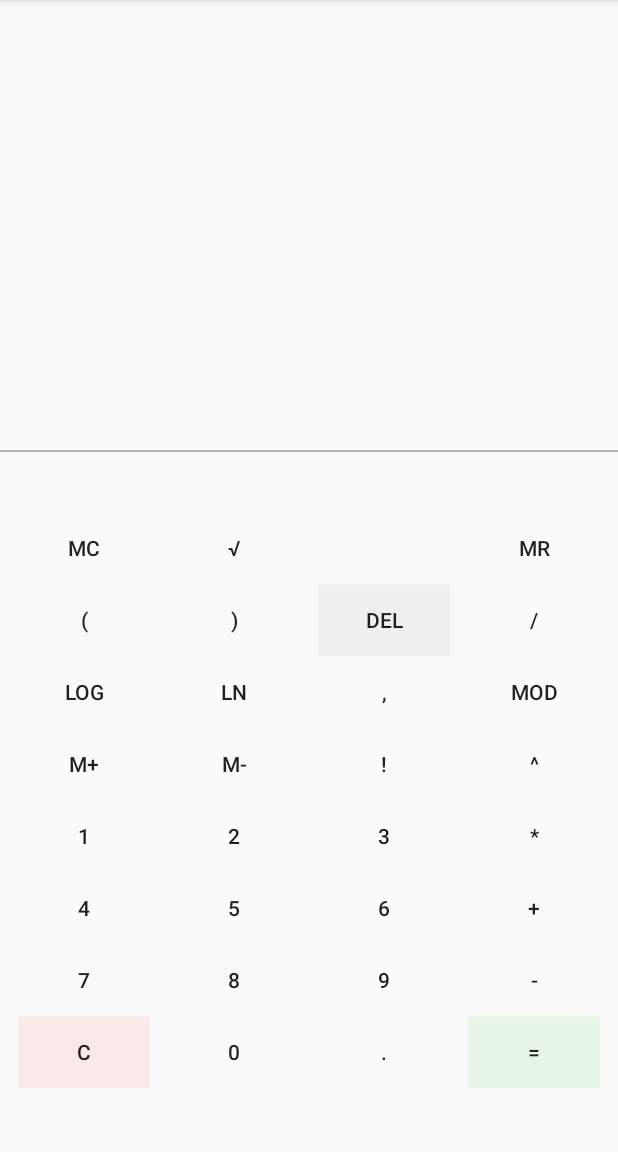
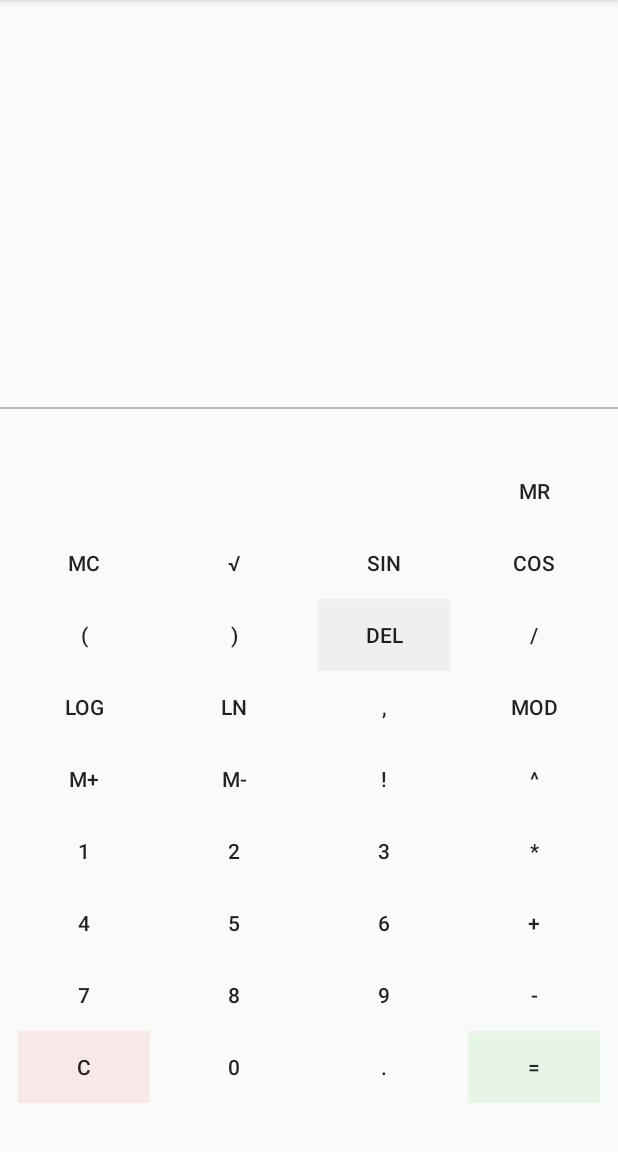
Before and after one commit to Ismalf/Calculadora_Martinez_Sanipatin, an Android app: the screen it shows after launch (CalculatorView), on a phone screen of 412 x 824 dp, the part 84-1236 px from its top. Run offline under Robolectric (Android 15) with nearby library versions, the phone set to English and light mode, and no system bars.

Commit message:
Actualización de la Interfaz
Se agrega dos botones para calcular el Seno y Coseno

```diff
--- a/app/src/main/java/com/example/calculadora_martinez_sanipatin/View/CalculatorView.java
+++ b/app/src/main/java/com/example/calculadora_martinez_sanipatin/View/CalculatorView.java
@@ -136,6 +136,8 @@ public class CalculatorView extends AppCompatActivity implements Calculator.View
         findViewById(R.id.ln).setOnClickListener(addInput);
         findViewById(R.id.raiz).setOnClickListener(addInput);
         findViewById(R.id.coma).setOnClickListener(addInput);
+        findViewById(R.id.seno).setOnClickListener(addInput);
+        findViewById(R.id.coseno).setOnClickListener(addInput);
     }
 
     /**
@@ -239,6 +241,12 @@ public class CalculatorView extends AppCompatActivity implements Calculator.View
             case (R.id.coma):
                 _presenter.addOperand(",");
                 break;
+            case (R.id.seno):
+                _presenter.addOperand("sin(");
+                break;
+            case (R.id.coseno):
+                _presenter.addOperand("cos(");
+                break;
         }
     }
 
--- a/app/src/main/res/layout/activity_main.xml
+++ b/app/src/main/res/layout/activity_main.xml
@@ -73,6 +73,61 @@
                 android:layout_height="wrap_content"
                 android:layout_weight="1" />
             <Button
+                android:layout_width="wrap_content"
+                android:layout_height="wrap_content"
+                android:text=""
+
+                android:background="#00FFFFFF" />
+            <Space
+                android:layout_width="wrap_content"
+                android:layout_height="wrap_content"
+                android:layout_weight="1" />
+
+            <Button
+                android:layout_width="wrap_content"
+                android:layout_height="wrap_content"
+                android:text=""
+
+                android:background="#00FFFFFF" />
+            <Space
+                android:layout_width="wrap_content"
+                android:layout_height="wrap_content"
+                android:layout_weight="1" />
+
+            <Button
+                android:layout_width="wrap_content"
+                android:layout_height="wrap_content"
+                android:text=""
+
+                android:background="#00FFFFFF" />
+            <Space
+                android:layout_width="wrap_content"
+                android:layout_height="wrap_content"
+                android:layout_weight="1" />
+            <Button
+                android:id="@+id/memrecall"
+                android:layout_width="wrap_content"
+                android:layout_height="wrap_content"
+                android:text="MR"
+
+                android:background="#00FFFFFF"/>
+            <Space
+                android:layout_width="wrap_content"
+                android:layout_height="wrap_content"
+                android:layout_weight="1" />
+        </LinearLayout>
+
+        <LinearLayout
+            android:layout_width="fill_parent"
+            android:layout_height="wrap_content"
+            android:clipChildren="false"
+            android:gravity="center"
+            android:orientation="horizontal" >
+            <Space
+                android:layout_width="wrap_content"
+                android:layout_height="wrap_content"
+                android:layout_weight="1" />
+            <Button
                 android:id="@+id/memclear"
                 android:layout_width="wrap_content"
                 android:layout_height="wrap_content"
@@ -97,9 +152,10 @@
                 android:layout_weight="1" />
 
             <Button
+                android:id="@+id/seno"
                 android:layout_width="wrap_content"
                 android:layout_height="wrap_content"
-                android:text=""
+                android:text="sin"
 
                 android:background="#00FFFFFF" />
             <Space
@@ -107,10 +163,10 @@
                 android:layout_height="wrap_content"
                 android:layout_weight="1" />
             <Button
-                android:id="@+id/memrecall"
+                android:id="@+id/coseno"
                 android:layout_width="wrap_content"
                 android:layout_height="wrap_content"
-                android:text="MR"
+                android:text="cos"
 
                 android:background="#00FFFFFF"/>
             <Space
```
